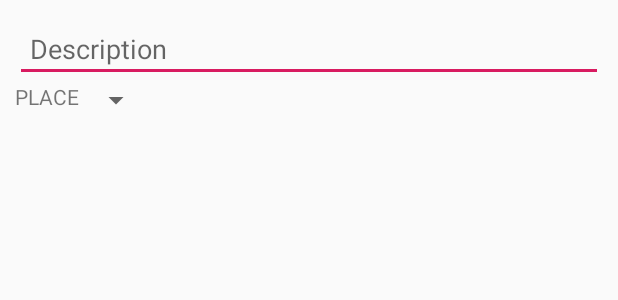
After one commit to kk-1onewolf/Prototype2, an Android app: the layout add_content.xml on its own in the app's theme, with its tools: preview values and no code run, on a phone screen of 412 x 824 dp. The commit adds this screen. Shown: the top 300 px of the screen. Run offline under Robolectric (Android 15) with nearby library versions, the phone set to English and light mode, and no system bars.

Commit message:
added some layout files

```diff
--- a/app/build.gradle
+++ b/app/build.gradle
@@ -23,7 +23,9 @@ dependencies {
     implementation fileTree(dir: 'libs', include: ['*.jar'])
     implementation 'com.android.support:appcompat-v7:28.0.0'
     implementation 'com.android.support.constraint:constraint-layout:1.1.3'
+    implementation 'com.android.support:support-v4:28.0.0'
     testImplementation 'junit:junit:4.12'
+    implementation 'com.android.support:cardview-v7:28.0.0'
     androidTestImplementation 'com.android.support.test:runner:1.0.2'
     androidTestImplementation 'com.android.support.test.espresso:espresso-core:3.0.2'
 }
--- /dev/null
+++ b/app/src/main/res/layout/add_content.xml
@@ -0,0 +1,28 @@
+<?xml version="1.0" encoding="utf-8"?>
+<LinearLayout
+    xmlns:android="http://schemas.android.com/apk/res/android" android:layout_width="match_parent"
+    android:layout_height="match_parent"
+    android:padding="10dp"
+    android:orientation="vertical">
+    <EditText
+        android:id="@+id/description"
+        android:padding="10dp"
+        android:layout_width="match_parent"
+        android:layout_height="wrap_content"
+        android:hint="Description"/>
+
+    <LinearLayout
+        android:layout_width="match_parent"
+        android:layout_height="wrap_content"
+        android:orientation="horizontal">
+        <TextView
+            android:layout_width="wrap_content"
+            android:layout_height="wrap_content"
+            android:text="PLACE"/>
+        <Spinner
+            android:layout_width="wrap_content"
+            android:layout_height="wrap_content"></Spinner>
+    </LinearLayout>
+
+
+</LinearLayout>
--- a/app/src/main/res/values/strings.xml
+++ b/app/src/main/res/values/strings.xml
@@ -1,3 +1,6 @@
 <resources>
     <string name="app_name">Prototype2</string>
+
+    <!-- TODO: Remove or change this placeholder text -->
+    <string name="hello_blank_fragment">Hello blank fragment</string>
 </resources>
```
Also changed, not shown: app/src/main/java/com/example/prototype2/Helper_Activity.java (added, +29 -0 lines), app/src/main/res/layout/fragment_helper_.xml (added, +32 -0 lines), app/src/main/res/layout/item.xml (added, +33 -0 lines), app/src/main/res/layout/item_description.xml (added, +68 -0 lines).
